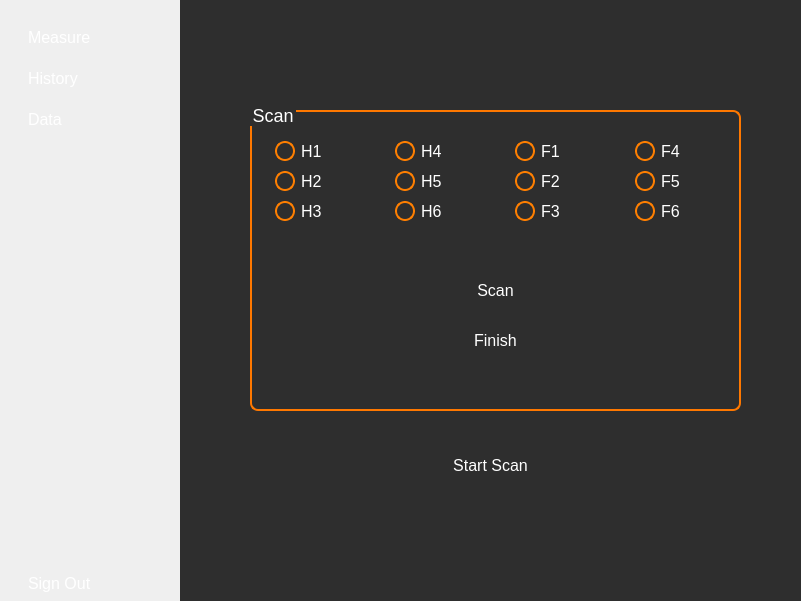
The window that appwidget.ui (ImKirihara/RaDoTechDemo) describes before a commit, drawn with Qt 5.
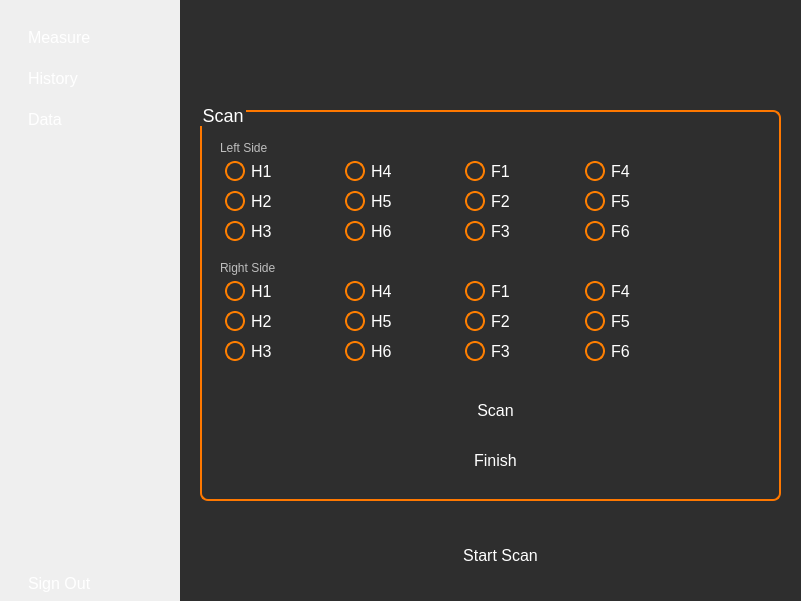
The same window after the commit. The open tabs and pages were chosen to show the change.

The edit to the form file:
```diff
--- a/appwidget.ui
+++ b/appwidget.ui
@@ -123,8 +123,8 @@
     <widget class="QPushButton" name="startScanButton">
      <property name="geometry">
       <rect>
-       <x>230</x>
-       <y>430</y>
+       <x>240</x>
+       <y>520</y>
        <width>161</width>
        <height>71</height>
       </rect>
@@ -139,10 +139,10 @@
      </property>
      <property name="geometry">
       <rect>
-       <x>60</x>
+       <x>10</x>
        <y>100</y>
-       <width>511</width>
-       <height>321</height>
+       <width>601</width>
+       <height>411</height>
       </rect>
      </property>
      <property name="title">
@@ -152,7 +152,7 @@
       <property name="geometry">
        <rect>
         <x>30</x>
-        <y>40</y>
+        <y>60</y>
         <width>106</width>
         <height>23</height>
        </rect>
@@ -165,7 +165,7 @@
       <property name="geometry">
        <rect>
         <x>30</x>
-        <y>70</y>
+        <y>90</y>
         <width>106</width>
         <height>23</height>
        </rect>
@@ -178,7 +178,7 @@
       <property name="geometry">
        <rect>
         <x>30</x>
-        <y>100</y>
+        <y>120</y>
         <width>106</width>
         <height>23</height>
        </rect>
@@ -191,7 +191,7 @@
       <property name="geometry">
        <rect>
         <x>150</x>
-        <y>40</y>
+        <y>60</y>
         <width>106</width>
         <height>23</height>
        </rect>
@@ -204,7 +204,7 @@
       <property name="geometry">
        <rect>
         <x>150</x>
-        <y>70</y>
+        <y>90</y>
         <width>106</width>
         <height>23</height>
        </rect>
@@ -217,7 +217,7 @@
       <property name="geometry">
        <rect>
         <x>150</x>
-        <y>100</y>
+        <y>120</y>
         <width>106</width>
         <height>23</height>
        </rect>
@@ -230,7 +230,7 @@
       <property name="geometry">
        <rect>
         <x>270</x>
-        <y>40</y>
+        <y>60</y>
         <width>106</width>
         <height>23</height>
        </rect>
@@ -243,7 +243,7 @@
       <property name="geometry">
        <rect>
         <x>270</x>
-        <y>70</y>
+        <y>90</y>
         <width>106</width>
         <height>23</height>
        </rect>
@@ -256,7 +256,7 @@
       <property name="geometry">
        <rect>
         <x>270</x>
-        <y>100</y>
+        <y>120</y>
         <width>106</width>
         <height>23</height>
        </rect>
@@ -269,7 +269,7 @@
       <property name="geometry">
        <rect>
         <x>390</x>
-        <y>40</y>
+        <y>60</y>
         <width>106</width>
         <height>23</height>
        </rect>
@@ -282,7 +282,7 @@
       <property name="geometry">
        <rect>
         <x>390</x>
-        <y>70</y>
+        <y>90</y>
         <width>106</width>
         <height>23</height>
        </rect>
@@ -295,7 +295,7 @@
       <property name="geometry">
        <rect>
         <x>390</x>
-        <y>100</y>
+        <y>120</y>
         <width>106</width>
         <height>23</height>
        </rect>
@@ -307,8 +307,8 @@
      <widget class="QPushButton" name="scanButton">
       <property name="geometry">
        <rect>
-        <x>200</x>
-        <y>170</y>
+        <x>250</x>
+        <y>290</y>
         <width>111</width>
         <height>41</height>
        </rect>
@@ -320,8 +320,8 @@
      <widget class="QPushButton" name="doneButton">
       <property name="geometry">
        <rect>
-        <x>200</x>
-        <y>220</y>
+        <x>250</x>
+        <y>340</y>
         <width>111</width>
         <height>41</height>
        </rect>
@@ -330,6 +330,188 @@
        <string>Finish</string>
       </property>
      </widget>
+     <widget class="QRadioButton" name="F6_2">
+      <property name="geometry">
+       <rect>
+        <x>390</x>
+        <y>240</y>
+        <width>106</width>
+        <height>23</height>
+       </rect>
+      </property>
+      <property name="text">
+       <string>F6</string>
+      </property>
+     </widget>
+     <widget class="QRadioButton" name="H1_2">
+      <property name="geometry">
+       <rect>
+        <x>30</x>
+        <y>180</y>
+        <width>106</width>
+        <height>23</height>
+       </rect>
+      </property>
+      <property name="text">
+       <string>H1</string>
+      </property>
+     </widget>
+     <widget class="QRadioButton" name="F2_2">
+      <property name="geometry">
+       <rect>
+        <x>270</x>
+        <y>210</y>
+        <width>106</width>
+        <height>23</height>
+       </rect>
+      </property>
+      <property name="text">
+       <string>F2</string>
+      </property>
+     </widget>
+     <widget class="QRadioButton" name="F1_2">
+      <property name="geometry">
+       <rect>
+        <x>270</x>
+        <y>180</y>
+        <width>106</width>
+        <height>23</height>
+       </rect>
+      </property>
+      <property name="text">
+       <string>F1</string>
+      </property>
+     </widget>
+     <widget class="QRadioButton" name="F5_2">
+      <property name="geometry">
+       <rect>
+        <x>390</x>
+        <y>210</y>
+        <width>106</width>
+        <height>23</height>
+       </rect>
+      </property>
+      <property name="text">
+       <string>F5</string>
+      </property>
+     </widget>
+     <widget class="QRadioButton" name="H4_2">
+      <property name="geometry">
+       <rect>
+        <x>150</x>
+        <y>180</y>
+        <width>106</width>
+        <height>23</height>
+       </rect>
+      </property>
+      <property name="text">
+       <string>H4</string>
+      </property>
+     </widget>
+     <widget class="QRadioButton" name="F4_2">
+      <property name="geometry">
+       <rect>
+        <x>390</x>
+        <y>180</y>
+        <width>106</width>
+        <height>23</height>
+       </rect>
+      </property>
+      <property name="text">
+       <string>F4</string>
+      </property>
+     </widget>
+     <widget class="QRadioButton" name="H6_2">
+      <property name="geometry">
+       <rect>
+        <x>150</x>
+        <y>240</y>
+        <width>106</width>
+        <height>23</height>
+       </rect>
+      </property>
+      <property name="text">
+       <string>H6</string>
+      </property>
+     </widget>
+     <widget class="QRadioButton" name="H3_2">
+      <property name="geometry">
+       <rect>
+        <x>30</x>
+        <y>240</y>
+        <width>106</width>
+        <height>23</height>
+       </rect>
+      </property>
+      <property name="text">
+       <string>H3</string>
+      </property>
+     </widget>
+     <widget class="QRadioButton" name="H5_2">
+      <property name="geometry">
+       <rect>
+        <x>150</x>
+        <y>210</y>
+        <width>106</width>
+        <height>23</height>
+       </rect>
+      </property>
+      <property name="text">
+       <string>H5</string>
+      </property>
+     </widget>
+     <widget class="QRadioButton" name="F3_2">
+      <property name="geometry">
+       <rect>
+        <x>270</x>
+        <y>240</y>
+        <width>106</width>
+        <height>23</height>
+       </rect>
+      </property>
+      <property name="text">
+       <string>F3</string>
+      </property>
+     </widget>
+     <widget class="QRadioButton" name="H2_2">
+      <property name="geometry">
+       <rect>
+        <x>30</x>
+        <y>210</y>
+        <width>106</width>
+        <height>23</height>
+       </rect>
+      </property>
+      <property name="text">
+       <string>H2</string>
+      </property>
+     </widget>
+     <widget class="QLabel" name="label_35">
+      <property name="geometry">
+       <rect>
+        <x>30</x>
+        <y>40</y>
+        <width>71</width>
+        <height>16</height>
+       </rect>
+      </property>
+      <property name="text">
+       <string>Left Side</string>
+      </property>
+     </widget>
+     <widget class="QLabel" name="label_36">
+      <property name="geometry">
+       <rect>
+        <x>30</x>
+        <y>160</y>
+        <width>71</width>
+        <height>16</height>
+       </rect>
+      </property>
+      <property name="text">
+       <string>Right Side</string>
+      </property>
+     </widget>
     </widget>
    </widget>
    <widget class="QWidget" name="historyPage">
```
Left out of the diff: 117 changed lines with no effect on the pictures.
